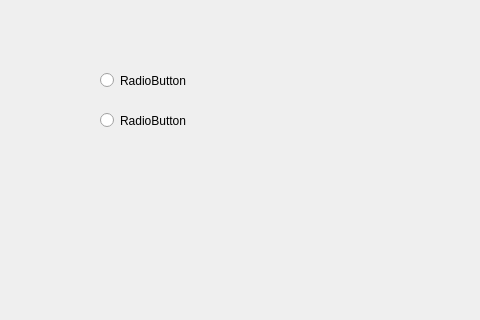
Before: the Qt Designer form code/3.ButtonGroup/buttonGroup/buttonGroup/widget.ui in vistar-terry/Qt-Learning, drawn with Qt 5; both pictures show x 0 to 480 and y 101 to 421 of the 800 by 600 pixel window.
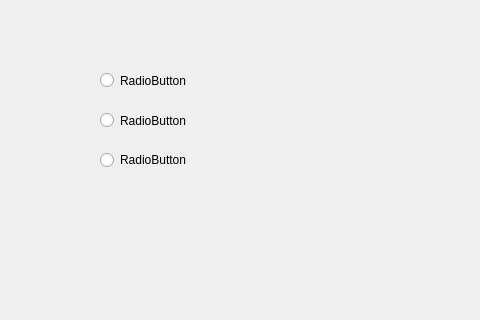
After: the same form once the commit is applied.

The edit to the form file:
```diff
--- a/code/3.ButtonGroup/buttonGroup/buttonGroup/widget.ui
+++ b/code/3.ButtonGroup/buttonGroup/buttonGroup/widget.ui
@@ -39,6 +39,19 @@
     <string>RadioButton</string>
    </property>
   </widget>
+  <widget class="QRadioButton" name="radioButton_2">
+   <property name="geometry">
+    <rect>
+     <x>100</x>
+     <y>250</y>
+     <width>97</width>
+     <height>22</height>
+    </rect>
+   </property>
+   <property name="text">
+    <string>RadioButton</string>
+   </property>
+  </widget>
  </widget>
  <resources/>
  <connections/>
```
